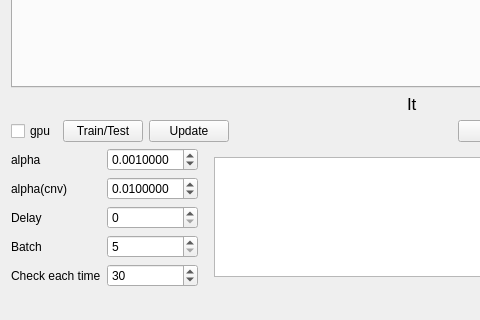
artthirt/cifarsmpl, file mainwindow.ui: the form before one commit; both pictures show x 0 to 480 and y 349 to 669 of the 807 by 669 pixel window.
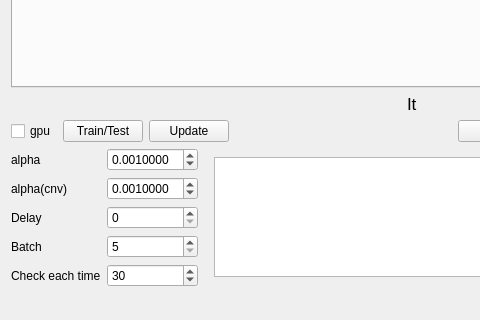
The form after the commit. Custom widgets are drawn as their Qt base class.

Diff of the .ui file:
```diff
--- a/mainwindow.ui
+++ b/mainwindow.ui
@@ -277,7 +277,7 @@
            <double>0.000100000000000</double>
           </property>
           <property name="value">
-           <double>0.010000000000000</double>
+           <double>0.001000000000000</double>
           </property>
          </widget>
         </item>
```
